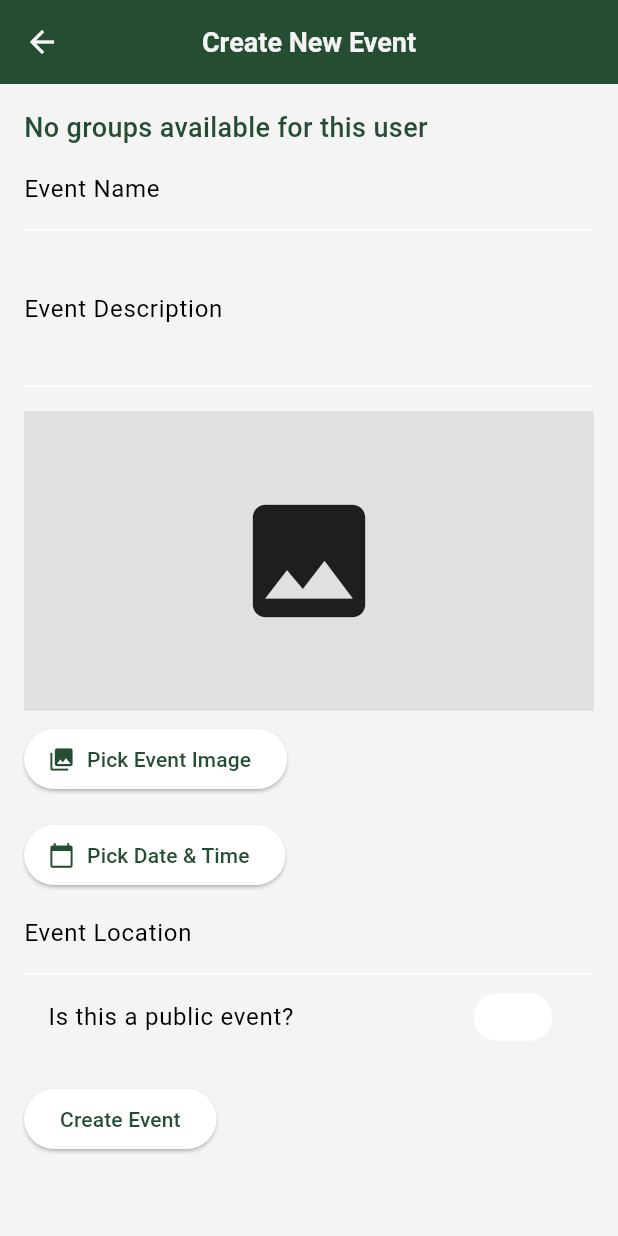
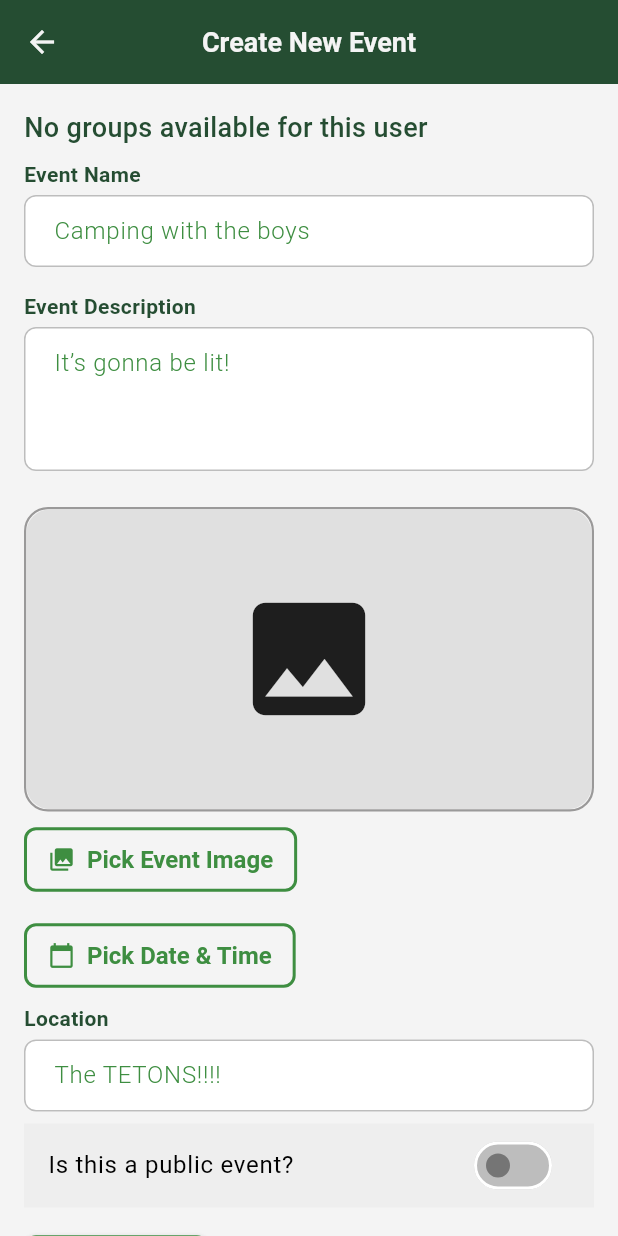
Before and after one commit to BryantVanOrden/campfire, a Flutter app: the CreateEventPage screen opened directly, on a phone screen of 412 x 824 dp. Run offline on Flutter 3.47's test engine with Material 3 defaults, Android fonts, the phone set to English and light mode, and no system bars; our stand-ins replace cloud_firestore, firebase_auth, firebase_core, firebase_database, firebase_storage, image_picker and 2 more; missing offline and left inert: flutter_webrtc; accounts and stored records are empty.

Commit message:
fixed merge

```diff
--- a/lib/shared_widets/create_event_page.dart
+++ b/lib/shared_widets/create_event_page.dart
@@ -1,3 +1,8 @@
+import 'package:campfire/shared_widets/custom_dropdown_form_field.dart';
+import 'package:campfire/shared_widets/custom_text_form_field.dart';
+import 'package:campfire/shared_widets/primary_button.dart';
+import 'package:campfire/shared_widets/secondary_button.dart';
+import 'package:campfire/theme/app_colors.dart';
 import 'package:cloud_firestore/cloud_firestore.dart';
 import 'package:firebase_auth/firebase_auth.dart';
 import 'package:firebase_storage/firebase_storage.dart';
@@ -6,6 +11,8 @@ import 'package:image_picker/image_picker.dart';
 import 'dart:io';
 
 class CreateEventPage extends StatefulWidget {
+  const CreateEventPage({super.key});
+
   @override
   _CreateEventPageState createState() => _CreateEventPageState();
 }
@@ -67,7 +74,7 @@ class _CreateEventPageState extends State<CreateEventPage> {
   Future<void> _selectDateTime() async {
     DateTime? pickedDate = await showDatePicker(
       context: context,
-      initialDate: DateTime.now(),
+      initialDate: eventDateTime ?? DateTime.now(),
       firstDate: DateTime.now(),
       lastDate: DateTime(2101),
     );
@@ -75,7 +82,9 @@ class _CreateEventPageState extends State<CreateEventPage> {
     if (pickedDate != null) {
       TimeOfDay? pickedTime = await showTimePicker(
         context: context,
-        initialTime: TimeOfDay.now(),
+        initialTime: eventDateTime != null
+            ? TimeOfDay.fromDateTime(eventDateTime!)
+            : TimeOfDay.now(),
       );
 
       if (pickedTime != null) {
@@ -127,9 +136,9 @@ class _CreateEventPageState extends State<CreateEventPage> {
   }
 
   void _createEvent() async {
-    if (_eventNameController.text.isEmpty || selectedGroup == null) {
+    if (_eventNameController.text.isEmpty || selectedGroupId == null) {
       ScaffoldMessenger.of(context).showSnackBar(
-        SnackBar(content: Text('Please fill all required fields')),
+        const SnackBar(content: Text('Please fill all required fields')),
       );
       return;
     }
@@ -180,7 +189,7 @@ class _CreateEventPageState extends State<CreateEventPage> {
   Widget build(BuildContext context) {
     return Scaffold(
       appBar: AppBar(
-        title: Text('Create New Event'),
+        title: const Text('Create New Event'),
       ),
       body: SingleChildScrollView(
         padding: const EdgeInsets.all(16.0),
@@ -189,8 +198,10 @@ class _CreateEventPageState extends State<CreateEventPage> {
           children: [
             // Group Dropdown
             if (userGroups.isNotEmpty)
-              DropdownButtonFormField<String>(
-                decoration: InputDecoration(labelText: 'Select Group'),
+              CustomDropdownFormField<String>(
+                labelText: 'Select Group',
+                hintText: 'Gym Bros',
+                value: selectedGroupId,
                 items: userGroups.map((group) {
                   return DropdownMenuItem(
                     value: group['id'],
@@ -204,79 +215,97 @@ class _CreateEventPageState extends State<CreateEventPage> {
                         .firstWhere((group) => group['id'] == value)['name'];
                   });
                 },
-                value: selectedGroupId,
               )
             else
-              Text('No groups available for this user'),
+              const Text('No groups available for this user'),
 
             // Event Name
-            TextFormField(
+            CustomTextFormField(
               controller: _eventNameController,
-              decoration: InputDecoration(labelText: 'Event Name'),
+              labelText: 'Event Name',
+              hintText: 'Camping with the boys',
             ),
 
             // Event Description
-            TextFormField(
+            CustomTextFormField(
               controller: _eventDescriptionController,
-              decoration: InputDecoration(labelText: 'Event Description'),
+              labelText: 'Event Description',
+              hintText: 'It’s gonna be lit!',
               maxLines: 3,
             ),
 
             // Event Image Picker
-            SizedBox(height: 16),
-            if (eventImage != null)
-              Image.file(
+            const SizedBox(height: 16),
+            Container(
+              decoration: BoxDecoration(
+                border: Border.all(
+                  color: AppColors.lightGrey,
+                  width: 1.5,
+                ),
+                borderRadius: BorderRadius.circular(16),
+              ),
+              child: ClipRRect(
+                borderRadius: BorderRadius.circular(16),
+                child: eventImage != null
+                    ? Image.file(
                         eventImage!,
                         width: double.infinity,
                         height: 200,
                         fit: BoxFit.cover,
                       )
-            else
-              Container(
+                    : Container(
                         width: double.infinity,
                         height: 200,
                         color: Colors.grey[300],
-                child: Icon(Icons.image, size: 100),
+                        child: const Icon(Icons.image, size: 100),
                       ),
-            SizedBox(height: 8),
-            ElevatedButton.icon(
+              ),
+            ),
+            const SizedBox(height: 8),
+            SecondaryButton(
               onPressed: _pickEventImage,
-              icon: Icon(Icons.photo_library),
-              label: Text('Pick Event Image'),
+              text: 'Pick Event Image',
+              icon: Icons.photo_library,
             ),
 
             // Date Time Picker
-            SizedBox(height: 16),
-            ElevatedButton.icon(
+            const SizedBox(height: 16),
+            SecondaryButton(
               onPressed: _selectDateTime,
-              icon: Icon(Icons.calendar_today),
-              label: Text(eventDateTime == null
+              text: eventDateTime == null
                   ? 'Pick Date & Time'
-                  : 'Date: ${eventDateTime?.toLocal()}'),
+                  : 'Date: ${eventDateTime?.toLocal()}',
+              icon: Icons.calendar_today,
             ),
 
             // Location
-            TextFormField(
+            CustomTextFormField(
               controller: _locationController,
-              decoration: InputDecoration(labelText: 'Event Location'),
+              labelText: 'Location',
+              hintText: 'The TETONS!!!!',
             ),
 
-            // Public or Group Event Toggle
+            // Public Event Toggle
             SwitchListTile(
-              title: Text('Is this a public event?'),
+              title: const Text('Is this a public event?'),
               value: isPublicEvent,
               onChanged: (value) {
                 setState(() {
                   isPublicEvent = value;
                 });
               },
+              tileColor: Colors.grey.shade200,
+              inactiveTrackColor: Colors.grey.shade400,
+              inactiveThumbColor: Colors.grey.shade600,
+              activeColor: AppColors.mediumGreen,
+              activeTrackColor: AppColors.lightGreen,
             ),
 
             // Create Event Button
-            SizedBox(height: 16),
-            ElevatedButton(
+            const SizedBox(height: 16),
+            PrimaryButton(
               onPressed: _createEvent,
-              child: Text('Create Event'),
+              text: 'Create Event',
             ),
           ],
         ),
```
Also changed, not shown: lib/home/home_pages/feed_page.dart (+92 -37 lines), lib/shared_widets/edit_event_page.dart (+107 -34 lines). Lines whose indentation alone changed are shown as unchanged.
